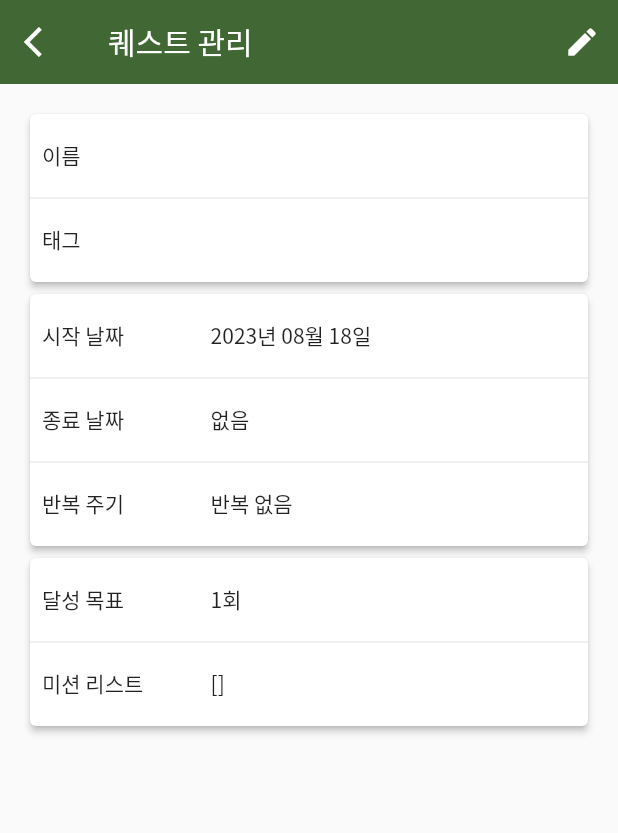
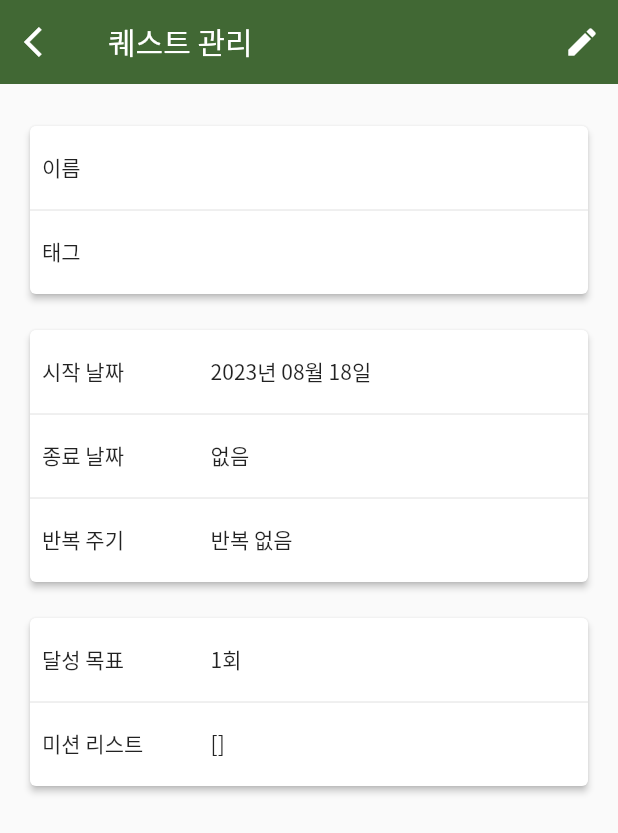
Before and after one commit to lockcept/Quelendar, a Flutter app: the QuestEditView screen opened directly, on a phone screen of 412 x 824 dp. Shown: the top 833 px of the screen. Run offline on Flutter 3.47's test engine with Material 2 defaults, Android fonts, the light colour scheme and no system bars; our stand-ins replace nanoid.

Commit message:
chore: Card 자잘 수정

```diff
--- a/lib/item/quest_edit_view.dart
+++ b/lib/item/quest_edit_view.dart
@@ -91,6 +91,7 @@ class QuestEditViewState extends State<QuestEditView> {
         '미션 리스트': Text(missionList.toString()),
       }),
     ];
+
     final List<Widget> editModeChildren = [
       CardTable(data: {
         '이름': TextFormField(
@@ -100,7 +101,9 @@ class QuestEditViewState extends State<QuestEditView> {
             });
           },
           initialValue: name,
-          decoration: const InputDecoration(hintText: "퀘스트의 이름을 입력하세요"),
+          decoration: const InputDecoration(
+            hintText: "퀘스트의 이름을 입력하세요",
+          ),
           keyboardType: TextInputType.text,
         ),
         '태그': TextFormField(),
--- a/lib/util/card_table.dart
+++ b/lib/util/card_table.dart
@@ -15,7 +15,7 @@ class CardTableState extends State<CardTable> {
     List<Widget> childrenWithoutDividers = widget.data.entries.map(
       (entry) {
         return Container(
-          constraints: const BoxConstraints(minHeight: 40.0),
+          constraints: const BoxConstraints(minHeight: 30.0),
           child: Padding(
             padding: const EdgeInsets.all(8.0),
             child: Row(
@@ -48,12 +48,15 @@ class CardTableState extends State<CardTable> {
 
   @override
   Widget build(BuildContext context) {
-    return Card(
-      elevation: 2.0,
-      child: Padding(
-        padding: const EdgeInsets.symmetric(vertical: 8.0),
-        child: Column(
-          children: buildChildrenWithDividers(),
+    return Padding(
+      padding: const EdgeInsets.symmetric(vertical: 8.0),
+      child: Card(
+        elevation: 2.0,
+        child: Padding(
+          padding: const EdgeInsets.symmetric(vertical: 8.0),
+          child: Column(
+            children: buildChildrenWithDividers(),
+          ),
         ),
       ),
     );
```
